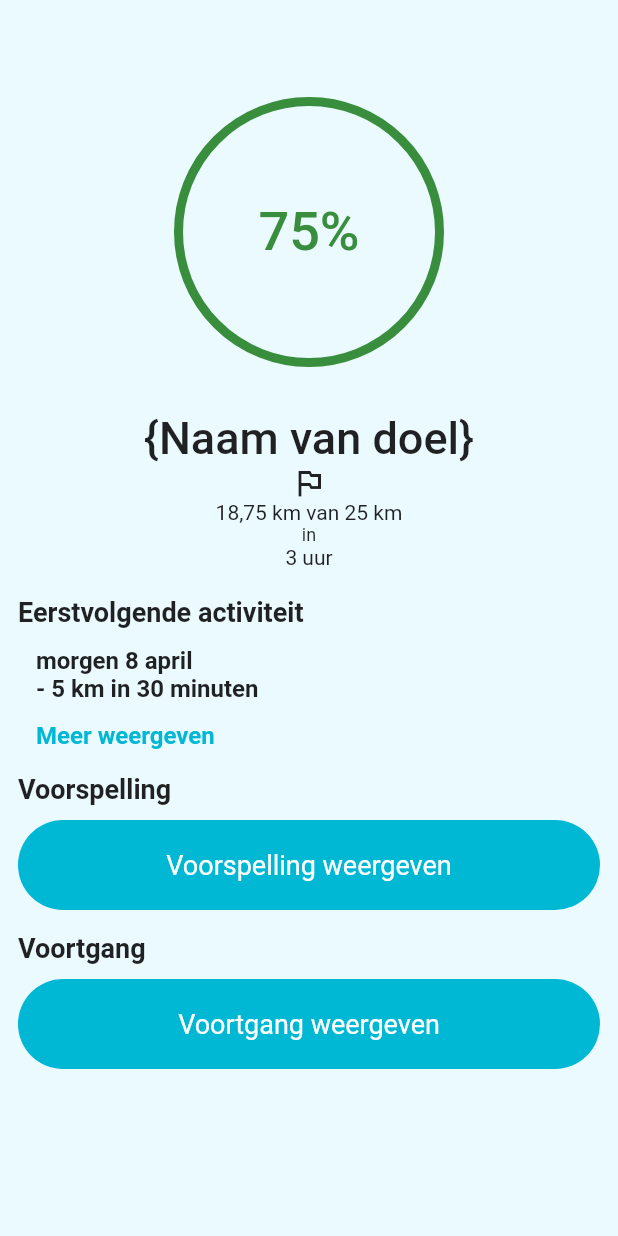
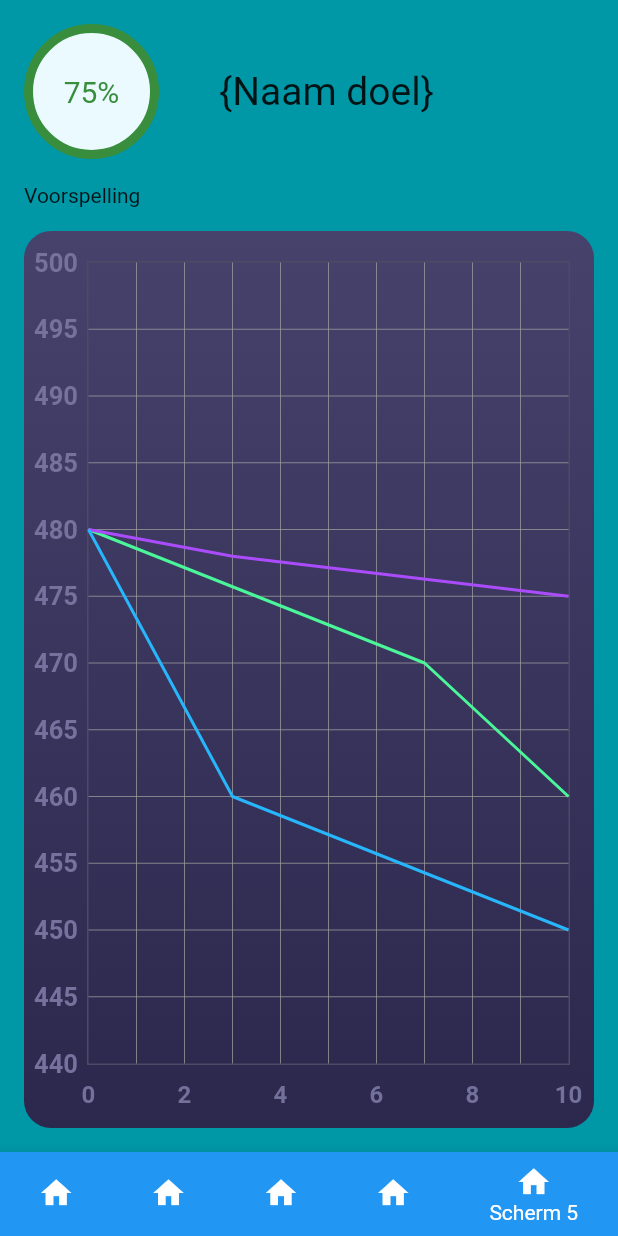
Before and after one commit to Panda-Incorporated/Panda.Mobile, a Flutter app: the screen it shows after launch, on a phone screen of 412 x 824 dp. Run offline on Flutter 3.47's test engine with Material 2 defaults, Android fonts, the phone set to English and light mode, and no system bars; drawn by our look-alikes of fl_chart.

Commit message:
commit nieuwe repo grafiek en bnb toegevoegd

```diff
--- a/lib/DataProvider.dart/GoalProvider.dart
+++ b/lib/DataProvider.dart/GoalProvider.dart
@@ -12,32 +12,33 @@ class GoalProvider {
         ..duration = Duration(minutes: 30)
         ..doneMaxDistance = 20
         ..doneMaxDuration = Duration(minutes: 50)
-        ..listPlanning = [
-          Planning()
-            ..distance = 5
-            ..title = "Morgen"
-            ..duration = Duration(minutes: 15),
-          Planning()
-            ..distance = 10
-            ..title = "Overmorgen"
-            ..duration = Duration(minutes: 30)
-        ],
+      // ..listPlanning = [
+      //   Planning()
+      //     ..distance = 5
+      //     ..title = "Morgen"
+      //     ..duration = Duration(minutes: 15),
+      //   Planning()
+      //     ..distance = 10
+      //     ..title = "Overmorgen"
+      //     ..duration = Duration(minutes: 30)
+      // ]
+      ,
       Goal()
         ..finished = true
         ..title = "Marathon"
         ..distance = 10.0
         ..duration = Duration(minutes: 30)
         ..doneMaxDistance = 10
-        ..doneMaxDuration = Duration(minutes: 30)
-        ..listPlanning = [],
+        ..doneMaxDuration = Duration(minutes: 30),
+      // ..listPlanning = [],
       Goal()
         ..finished = true
         ..title = "Marathon"
         ..distance = 5.0
         ..duration = Duration(minutes: 30)
         ..doneMaxDistance = 5
-        ..doneMaxDuration = Duration(minutes: 30)
-        ..listPlanning = [],
+        ..doneMaxDuration = Duration(minutes: 30),
+      // ..listPlanning = [],
       Goal()
         ..finished = true
         ..title = "Marathon"
@@ -45,7 +46,7 @@ class GoalProvider {
         ..duration = Duration(minutes: 30)
         ..doneMaxDistance = 2
         ..doneMaxDuration = Duration(minutes: 30)
-        ..listPlanning = [],
+      // ..listPlanning = [],
     ];
   }
 
--- a/lib/Models/Goal.dart
+++ b/lib/Models/Goal.dart
@@ -1,5 +1,4 @@
 import 'package:panda/Models/DistanceDuration.dart';
-import 'package:panda/Models/Planning.dart';
 
 class Goal extends DistanceDuration {
   bool finished;
@@ -8,8 +7,7 @@ class Goal extends DistanceDuration {
   double doneMaxDistance;
   Duration doneMaxDuration;
   Duration duration;
-  List<Planning> listPlanning;
-  getString(){
-    return getCombination(distance.toInt(),duration.inMinutes);
+  getString() {
+    return getCombination(distance.toInt(), duration.inMinutes);
   }
 }
--- a/lib/Pages/GoalSummaryPage.dart
+++ b/lib/Pages/GoalSummaryPage.dart
@@ -64,7 +64,7 @@ class _GoalSummaryPageState extends State<GoalSummaryPage> {
                 "in",
                 style: TextStyle(fontSize: 12),
               ),
-              Text("3 uur"),
+              Text("2,5 uur"),
             ],
           ),
 
--- /dev/null
+++ b/lib/Pages/SeePredictionLargePage.dart
@@ -0,0 +1,193 @@
+import 'package:fl_chart/fl_chart.dart';
+import 'package:flutter/material.dart';
+
+class SeePredictionLargePage extends StatefulWidget {
+  const SeePredictionLargePage({Key key}) : super(key: key);
+
+  @override
+  _SeePredictionLargePageState createState() => _SeePredictionLargePageState();
+}
+
+class _SeePredictionLargePageState extends State<SeePredictionLargePage> {
+  bool isShowingMainData;
+
+  @override
+  @override
+  Widget build(BuildContext context) {
+    return Scaffold(
+      backgroundColor: Colors.cyan[700],
+      body: Container(
+        padding: EdgeInsets.all(16),
+        child: Column(
+          children: [
+            Row(
+              children: [
+                Container(
+                  height: 90,
+                  width: 90,
+                  decoration: BoxDecoration(
+                      color: Theme.of(context).primaryColor,
+                      border: Border.all(color: Colors.green[700], width: 6.0),
+                      borderRadius: BorderRadius.all(Radius.circular(100))),
+                  child: Center(
+                    child: Text(
+                      "75%",
+                      textAlign: TextAlign.center,
+                      style: TextStyle(
+                        fontSize: 20,
+                        color: Colors.green[700],
+                        fontWeight: FontWeight.w400,
+                      ),
+                    ),
+                  ),
+                ),
+                Container(
+                  padding: EdgeInsets.only(left: 40),
+                  child: Text(
+                    "{Naam doel}",
+                    style: TextStyle(
+                      fontSize: 26,
+                    ),
+                  ),
+                ),
+              ],
+            ),
+            Container(
+              padding: EdgeInsets.only(top: 16, bottom: 16),
+              alignment: Alignment.centerLeft,
+              child: Text("Voorspelling"),
+            ),
+            Expanded(
+              child: Container(
+                decoration: const BoxDecoration(
+                  borderRadius: BorderRadius.all(Radius.circular(18)),
+                  gradient: LinearGradient(
+                    colors: [
+                      Color(0xff2c274c),
+                      Color(0xff46426c),
+                    ],
+                    begin: Alignment.bottomCenter,
+                    end: Alignment.topCenter,
+                  ),
+                ),
+                child: Stack(
+                  children: <Widget>[
+                    Column(
+                      crossAxisAlignment: CrossAxisAlignment.stretch,
+                      children: <Widget>[
+                        const SizedBox(
+                          height: 20,
+                        ),
+                        Expanded(
+                          child: Padding(
+                            padding:
+                                const EdgeInsets.only(right: 16.0, left: 6.0),
+                            child: LineChart(sampleData1()),
+                          ),
+                        ),
+                        const SizedBox(
+                          height: 10,
+                        ),
+                      ],
+                    ),
+                  ],
+                ),
+              ),
+            ),
+          ],
+        ),
+      ),
+    );
+  }
+
+  LineChartData sampleData1() {
+    return LineChartData(
+      titlesData: FlTitlesData(
+        bottomTitles: SideTitles(
+          interval: 2,
+          showTitles: true,
+          reservedSize: 22,
+          getTextStyles: (value) => const TextStyle(
+            color: Color(0xff72719b),
+            fontWeight: FontWeight.bold,
+            fontSize: 16,
+          ),
+          // afstand X as met lijntejs
+          margin: 10,
+        ),
+        leftTitles: SideTitles(
+          interval: 5,
+          showTitles: true,
+          getTextStyles: (value) => const TextStyle(
+            color: Color(0xff75729e),
+            fontWeight: FontWeight.bold,
+            fontSize: 17,
+          ),
+          reservedSize: 30,
+        ),
+      ),
+      borderData: FlBorderData(
+        show: true,
+        border: Border.all(color: Color(0xff4e4965)),
+      ),
+      // minX altijd 0
+      minX: 0,
+      //maxX altijd duur training
+      maxX: 10,
+      // max y = nulmeting begin + 20
+      maxY: 500,
+      //minY altijd doel -20
+      minY: 440,
+      lineBarsData: linesBarData1(),
+    );
+  }
+
+  List<FlSpot> spotsL1 = <FlSpot>[
+    FlSpot(0, 480),
+    FlSpot(7, 470),
+    FlSpot(10, 460),
+  ];
+  List<FlSpot> spotsL2 = <FlSpot>[
+    FlSpot(0, 480),
+    FlSpot(3, 478),
+    FlSpot(10, 475),
+  ];
+  List<FlSpot> spotsL3 = <FlSpot>[
+    FlSpot(0, 480),
+    FlSpot(3, 460),
+    FlSpot(10, 450)
+  ];
+
+  Color colorL1 = Color(0xff4af699);
+  Color colorL2 = Color(0xffaa4cfc);
+  Color colorL3 = Color(0xff27b6fc);
+
+  LineChartBarData lines(List<FlSpot> spots, Color color) {
+    return LineChartBarData(
+      spots: spots,
+      isCurved: false,
+      colors: [color],
+
+      barWidth: 2,
+      // display dots uit
+      dotData: FlDotData(
+        show: false,
+      ),
+      //display alles onder de lijn false
+      belowBarData: BarAreaData(
+        show: false,
+      ),
+    );
+  }
+
+  List<LineChartBarData> linesBarData1() {
+    final LineChartBarData ln1 = lines(spotsL1, colorL1);
+    final LineChartBarData ln2 = lines(spotsL2, colorL2);
+    final LineChartBarData ln3 = lines(spotsL3, colorL3);
+    return [
+      ln1,
+      ln2,
+      ln3,
+    ];
+  }
+}
--- a/lib/main.dart
+++ b/lib/main.dart
@@ -1,10 +1,10 @@
 import 'package:flutter/material.dart';
 import 'package:flutter/widgets.dart';
-import 'package:panda/Pages/Home.dart';
 import 'package:panda/Pages/Fitbitselection.dart';
 import 'package:panda/Pages/GoalSummaryPage.dart';
-import 'package:panda/Pages/SeePredictionsmallPage.dart';
-import 'Pages/fitbitselection2.dart';
+import 'package:panda/Pages/Home.dart';
+import 'package:panda/Pages/SeePredictionLargePage.dart';
+import 'package:panda/Pages/fitbitselection2.dart';
 
 void main() {
   runApp(MyApp());
@@ -21,7 +21,80 @@ class MyApp extends StatelessWidget {
         backgroundColor: Colors.white,
         scaffoldBackgroundColor: Colors.white,
       ),
-      home: GoalSummaryPage(),
+      home: Navigation(),
     );
   }
 }
+
+class Navigation extends StatefulWidget {
+  const Navigation({Key key}) : super(key: key);
+
+  @override
+  _NavigationState createState() => _NavigationState();
+}
+
+class _NavigationState extends State<Navigation> {
+  int _selectedIndex = 4;
+
+  List<Widget> _widgetOptions = [
+    Home(),
+    Fitbitselection(),
+    Fitbitselection2(),
+    GoalSummaryPage(),
+    SeePredictionLargePage(),
+  ];
+  void _onItemTap(int index) {
+    setState(() {
+      _selectedIndex = index;
+    });
+  }
+
+  @override
+  Widget build(BuildContext context) {
+    return Scaffold(
+      body: _widgetOptions.elementAt(_selectedIndex),
+      bottomNavigationBar: BottomNavigationBar(
+        backgroundColor: Colors.orange,
+        items: [
+          BottomNavigationBarItem(
+            icon: Icon(
+              Icons.home,
+            ),
+            label: "Scherm 1",
+            backgroundColor: Colors.blue,
+          ),
+          BottomNavigationBarItem(
+            icon: Icon(
+              Icons.home,
+            ),
+            label: "Scherm 2",
+            backgroundColor: Colors.blue,
+          ),
+          BottomNavigationBarItem(
+            icon: Icon(
+              Icons.home,
+            ),
+            label: "Scherm 3",
+            backgroundColor: Colors.blue,
+          ),
+          BottomNavigationBarItem(
+            icon: Icon(
+              Icons.home,
+            ),
+            label: "Scherm 4",
+            backgroundColor: Colors.blue,
+          ),
+          BottomNavigationBarItem(
+            icon: Icon(
+              Icons.home,
+            ),
+            label: "Scherm 5",
+            backgroundColor: Colors.blue,
+          ),
+        ],
+        currentIndex: _selectedIndex,
+        onTap: _onItemTap,
+      ),
+    );
+  }
+}
--- a/lib/widgets/CurrentGoals.dart
+++ b/lib/widgets/CurrentGoals.dart
@@ -1,7 +1,6 @@
 import 'package:flutter/material.dart';
 import 'package:panda/DataProvider.dart/GoalProvider.dart';
 import 'package:panda/Models/Goal.dart';
-import 'package:panda/Utils/Pair.dart';
 import 'package:panda/widgets/ListItem.dart';
 
 class ShowGoals extends StatelessWidget {
@@ -16,14 +15,14 @@ class ShowGoals extends StatelessWidget {
     return Column(children: [
       for (var goal in currentGoals ?? [])
         if (!goal.finished)
-          ListItem.extended(
+          ListItem(
             title: goal.title,
             subTitle: goal.getString() ?? "",
             percentage: GoalProvider.getPercentage(goal).toInt(),
-            extendedItems: [
-              for (var planning in goal.listPlanning ?? [])
-                Pair(planning.title, planning.getString())
-            ],
+            //   extendedItems: [
+            // for (var planning in goal.listPlanning ?? [])
+            //   Pair(planning.title, planning.getString())
+            //   ],
           )
         else
           ListItem(
--- a/pubspec.yaml
+++ b/pubspec.yaml
@@ -21,7 +21,7 @@ environment:
   sdk: ">=2.7.0 <3.0.0"
 
 dependencies:
-  fl_chart: ^0.35.0
+  fl_chart: ^0.36.1
   flutter:
     sdk: flutter
 
```
Also changed, not shown: pubspec.lock.
